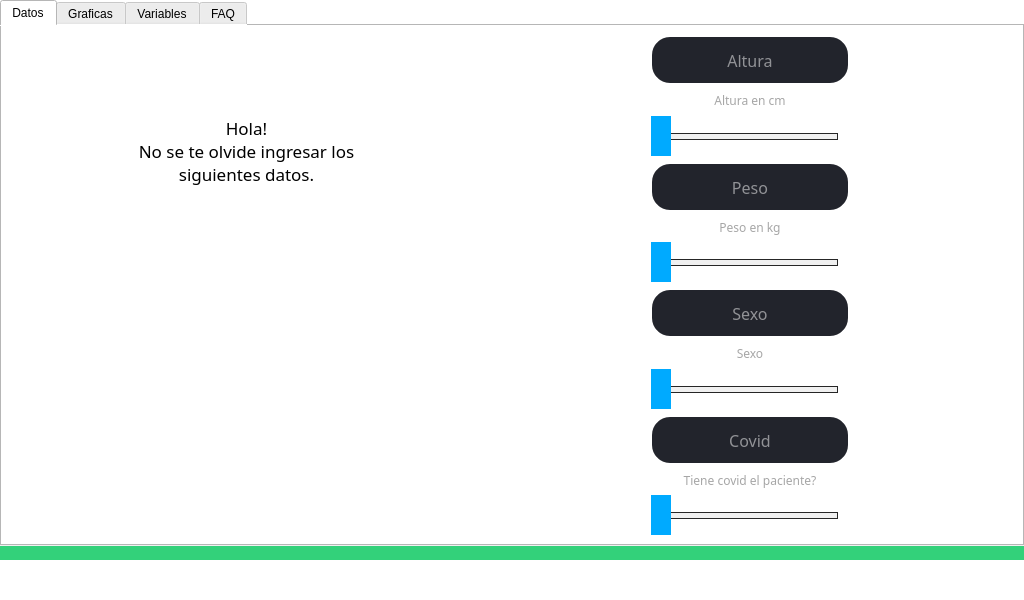
JulianDuque97/EPI, file _main_.ui: the form before one commit.
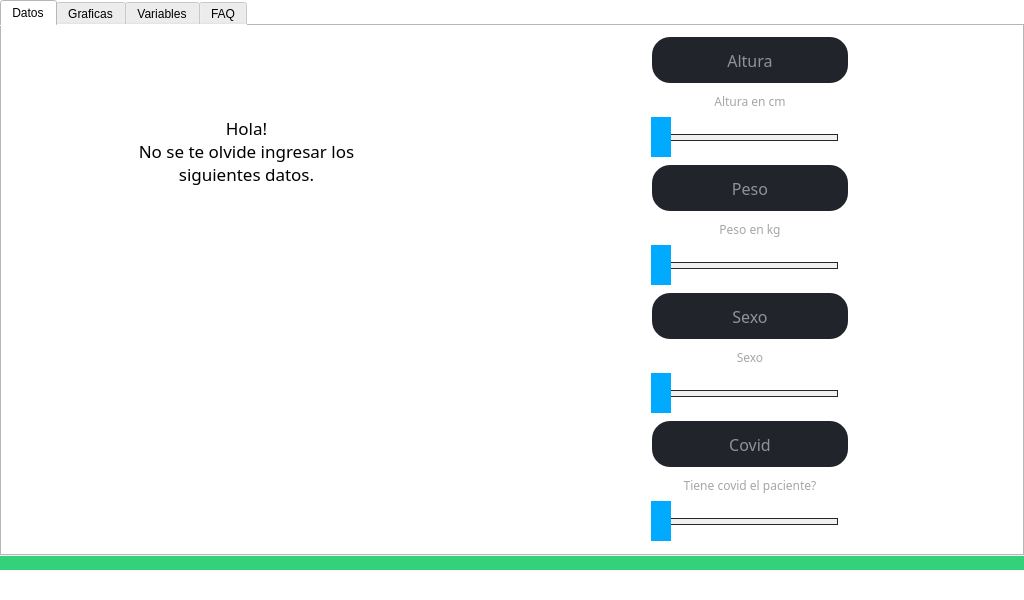
The form after the commit. Icons and pictures are not drawn. Custom widgets are drawn as their Qt base class.

Patch:
```diff
--- a/_main_.ui
+++ b/_main_.ui
@@ -2108,7 +2108,7 @@
       <property name="sizeHint" stdset="0">
        <size>
         <width>20</width>
-        <height>40</height>
+        <height>30</height>
        </size>
       </property>
      </spacer>
```
